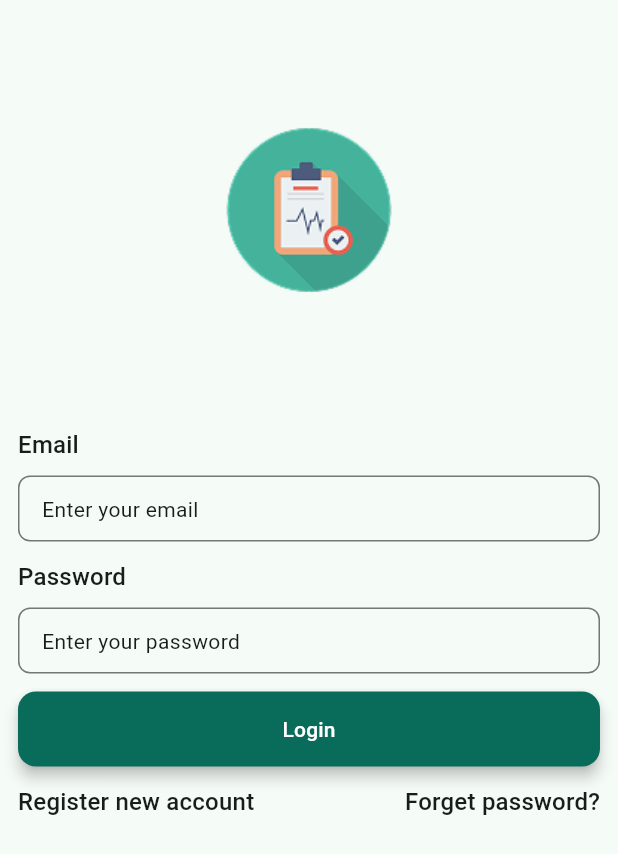
After one commit to anhkien7780/health_profile, a Flutter app: the AuthBaseScreen screen opened directly, on a phone screen of 412 x 824 dp. The commit adds this screen. Shown: the top 854 px of the screen. Run offline on Flutter 3.47's test engine with Material 3 defaults, Android fonts, the phone set to English and light mode, and no system bars; our stand-ins replace equatable, flutter_bloc, flutter_svg, go_router, google_fonts, shared_preferences and 1 more; accounts and stored records are empty; statements that could not run were skipped.

Commit message:
feat(login): Add login screen
- Create the initial UI for the login page, including fields for email and password, a login button, and links for registration and password recovery.
- Add a new `/login` route to the app router.
- Implement logic in the splash screen to navigate to the login page if the user has already completed onboarding.
- Create reusable `AppLogo`, `AuthBaseScreen`, and `AppTextFormField` widgets to build the login UI.
- Rename `AppOutlinedButton` to `AppElevatedButton` and update its usage.
- Add new localization keys for the login screen.

```diff
--- a/lib/common/app_dimens.dart
+++ b/lib/common/app_dimens.dart
@@ -6,9 +6,18 @@ class AppDimens {
   static final logoSize = Size(120, 120);
   static final onboardingImageSize = Size(366, 422);
 
+  // Button
   static const double buttonHeightBig = 80;
   static const double buttonHeightNormal = 50;
   static const double buttonHeightSmall = 44;
+
+  // TextField
+  static const double textFieldHeight = 44;
+
+  // Padding
+  static const double paddingSmall = 8;
+  static const double paddingNormal = 12;
+  static const double paddingBig = 24;
 
   // Border
   static const double borderRadiusNormal = 12;
--- a/lib/common/app_theme.dart
+++ b/lib/common/app_theme.dart
@@ -335,6 +335,7 @@ class AppTheme {
     return theme(darkHighContrastScheme());
   }
 
+
   ThemeData theme(ColorScheme colorScheme) => ThemeData(
     useMaterial3: true,
     brightness: colorScheme.brightness,
--- a/lib/l10n/intl_en.arb
+++ b/lib/l10n/intl_en.arb
@@ -3,6 +3,13 @@
   "skip": "Skip",
   "next": "Next",
   "getStarted": "Get Started",
+  "emailTitle": "Email",
+  "emailHint": "Enter your email",
+  "passwordTitle": "Password",
+  "passwordHint": "Enter your password",
+  "loginButton": "Login",
+  "registerAccount": "Register new account",
+  "forgetPassword": "Forget password?",
   "onboardingFirstHeadline": "Quickly look up medical records and schedule appointments",
   "onBoardingSecondHeadline": "Clinical disease diagnosis tool",
   "onBoardingThirdHeadline": "Make medical visits no longer about waiting or complicated procedures",
--- a/lib/l10n/intl_vn.arb
+++ b/lib/l10n/intl_vn.arb
@@ -3,6 +3,13 @@
   "skip": "Bỏ qua",
   "next": "Tiếp tục",
   "getStarted": "Bắt đầu",
+  "emailTitle": "Email",
+  "emailHint": "Nhập email của bạn",
+  "passwordTitle": "Mật khẩu",
+  "passwordHint": "Nhập mật khẩu của bạn",
+  "loginButton": "Đăng nhập",
+  "registerAccount": "Đăng ký tài khoản mới",
+  "forgetPassword": "Quên mật khẩu?",
   "onboardingFirstHeadline": "Tra cứu hồ sơ bệnh án, hẹn lịch khám bệnh nhanh chóng",
   "onBoardingSecondHeadline": "Công cụ chuẩn đoán bệnh lâm sàn",
   "onBoardingThirdHeadline": "Để khám bệnh không còn là chờ đợi và thủ tục khó khăn",
--- a/lib/router/router_config.dart
+++ b/lib/router/router_config.dart
@@ -1,5 +1,6 @@
 import 'package:flutter/cupertino.dart';
 import 'package:go_router/go_router.dart';
+import 'package:health_profile/ui/pages/login_page/login_page.dart';
 
 import '../ui/pages/onboarding_page/onboarding_page.dart';
 import '../ui/pages/splash_page/splash_page.dart';
@@ -9,6 +10,7 @@ class AppRouter {
 
   static final splash = "/";
   static final onboarding = "/onboarding";
+  static final login = "/login";
 
   static final GoRouter routers = GoRouter(
     routes: _routers,
@@ -30,5 +32,12 @@ class AppRouter {
         return OnboardingPage();
       },
     ),
+    GoRoute(
+      path: login,
+      name: login,
+      builder: (context, state) {
+        return LoginPage();
+      },
+    ),
   ];
 }
--- /dev/null
+++ b/lib/ui/pages/login_page/login_navigator.dart
@@ -0,0 +1,5 @@
+import 'package:health_profile/common/app_navigator.dart';
+
+class LoginNavigator extends AppNavigator {
+  LoginNavigator(super.context);
+}
--- /dev/null
+++ b/lib/ui/pages/login_page/login_state.dart
@@ -0,0 +1,6 @@
+import 'package:equatable/equatable.dart';
+
+class LoginState extends Equatable {
+  @override
+  List<Object?> get props => [];
+}
--- a/lib/ui/pages/onboarding_page/onboarding_page.dart
+++ b/lib/ui/pages/onboarding_page/onboarding_page.dart
@@ -121,7 +121,7 @@ class _OnboardingChildPageState extends State<OnboardingChildPage> {
               const Spacer(),
               Padding(
                 padding: const EdgeInsets.only(bottom: AppDimens.marginBigger),
-                child: AppOutlinedButton(
+                child: AppElevatedButton(
                   onClick: () async {
                     await _cubit.nextPage();
                   },
--- a/lib/ui/pages/splash_page/splash_navigator.dart
+++ b/lib/ui/pages/splash_page/splash_navigator.dart
@@ -5,7 +5,11 @@ class SplashNavigator extends AppNavigator {
   SplashNavigator(super.context);
 
 
-  Future<void> goToOnboarding() {
+  Future<void> goToOnboardingPage() {
     return pushReplacementNamed(AppRouter.onboarding);
   }
+
+  Future<void> goToLoginPage(){
+    return pushReplacementNamed(AppRouter.login);
+  }
 }
--- /dev/null
+++ b/lib/ui/widgets/auth_base_screen/auth_base_screen.dart
@@ -0,0 +1,22 @@
+import 'package:flutter/material.dart';
+import 'package:health_profile/ui/widgets/logos/app_logo.dart';
+
+class AuthBaseScreen extends StatelessWidget {
+  const AuthBaseScreen({super.key, required this.child});
+
+  final Widget child;
+
+  @override
+  Widget build(BuildContext context) {
+    return Scaffold(
+      body: Column(
+        children: [
+          const SizedBox(height: 80),
+          AppLogo(),
+          const SizedBox(height: 85),
+          child,
+        ],
+      ),
+    );
+  }
+}
--- a/lib/ui/widgets/buttons/app_outlined_button.dart
+++ b/lib/ui/widgets/buttons/app_outlined_button.dart
@@ -1,8 +1,8 @@
 import 'package:flutter/material.dart';
 import 'package:health_profile/common/app_dimens.dart';
 
-class AppOutlinedButton extends StatelessWidget {
-  const AppOutlinedButton({
+class AppElevatedButton extends StatelessWidget {
+  const AppElevatedButton({
     super.key,
     required this.onClick,
     required this.text,
--- /dev/null
+++ b/lib/ui/widgets/logos/app_logo.dart
@@ -0,0 +1,16 @@
+import 'package:flutter/material.dart';
+import 'package:health_profile/common/app_dimens.dart';
+import 'package:health_profile/common/app_images.dart';
+
+class AppLogo extends StatelessWidget {
+  const AppLogo({super.key});
+
+  @override
+  Widget build(BuildContext context) {
+    return Image.asset(
+      AppImages.icLogo,
+      width: AppDimens.logoSize.width,
+      height: AppDimens.logoSize.height,
+    );
+  }
+}
--- /dev/null
+++ b/lib/ui/widgets/text_fileds/app_text_form_field.dart
@@ -0,0 +1,50 @@
+import 'package:flutter/material.dart';
+import 'package:health_profile/common/app_dimens.dart';
+
+class AppTextFormField extends StatelessWidget {
+  const AppTextFormField({
+    super.key,
+    required this.title,
+    this.hint,
+    this.obscureText = false,
+    this.controller,
+    this.validator,
+  });
+
+  final String title;
+  final String? hint;
+  final bool obscureText;
+  final FormFieldValidator<String>? validator;
+  final TextEditingController? controller;
+
+  @override
+  Widget build(BuildContext context) {
+    return Column(
+      crossAxisAlignment: CrossAxisAlignment.start,
+      spacing: AppDimens.paddingSmall,
+      children: [
+        Text(title, style: Theme.of(context).textTheme.titleMedium),
+        SizedBox(
+          width: double.infinity,
+          height: AppDimens.textFieldHeight,
+          child: TextFormField(
+            validator: validator,
+            controller: controller,
+            obscureText: obscureText,
+            decoration: InputDecoration(
+              hint: Text(
+                hint ?? "",
+                style: Theme.of(context).textTheme.bodyMedium,
+              ),
+              border: OutlineInputBorder(
+                borderRadius: BorderRadius.circular(
+                  AppDimens.borderRadiusSmall,
+                ),
+              ),
+            ),
+          ),
+        ),
+      ],
+    );
+  }
+}
```
Also changed, not shown: lib/ui/pages/login_page/login_cubit.dart (added, +10 -0 lines), lib/ui/pages/login_page/login_page.dart (added, +83 -0 lines), lib/ui/pages/splash_page/splash_cubit.dart (+4 -6 lines), lib/ui/pages/splash_page/splash_page.dart (+7 -6 lines), lib/generated/intl/messages_en.dart, lib/generated/intl/messages_vn.dart, lib/generated/l10n.dart, pubspec.lock.
